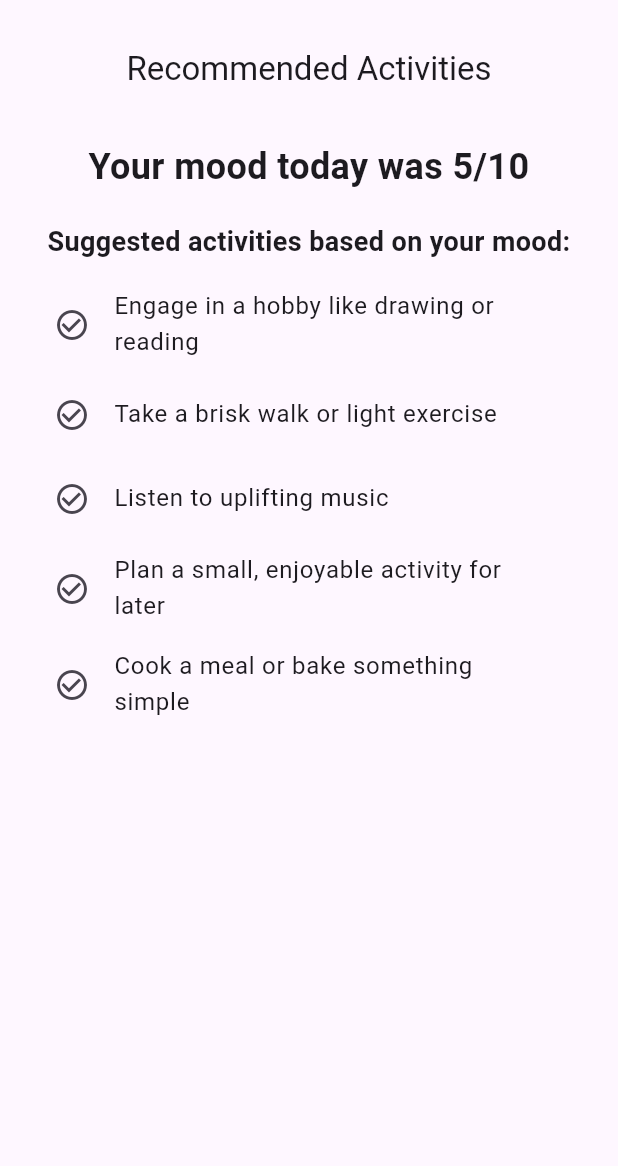
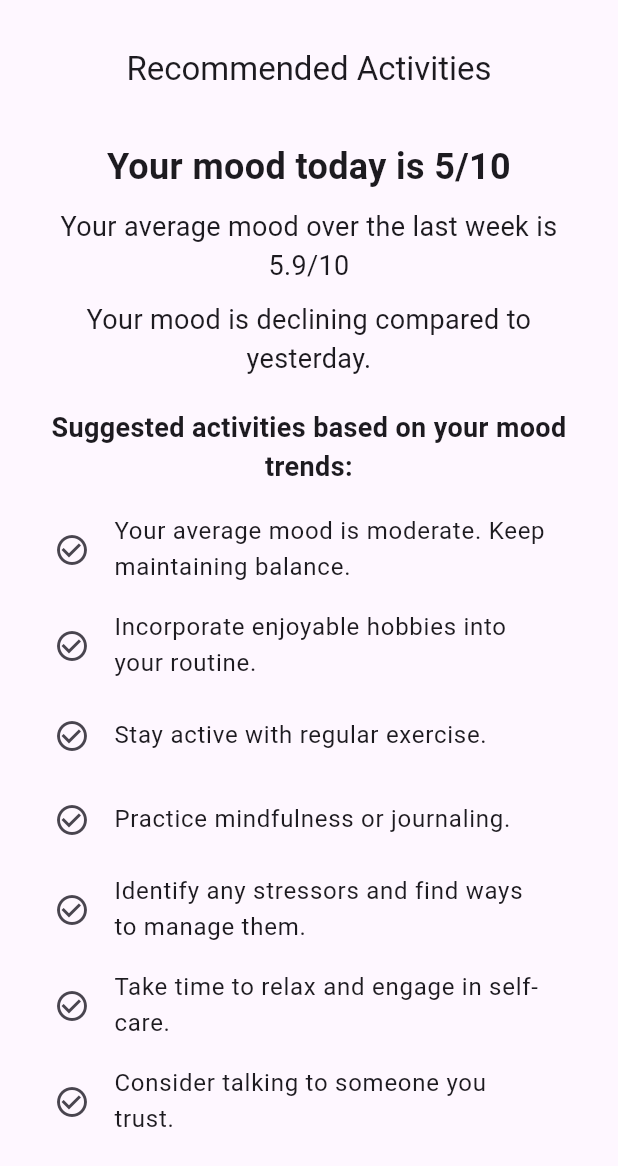
Before and after one commit to K33w3/FlutterMoodApp, a Flutter app: the screen it shows after launch, scrolled down 2304 dp, on a phone screen of 412 x 824 dp. Shown: the top 1166 px of the screen. Run offline on Flutter 3.47's test engine with Material 3 defaults, Android fonts, the phone set to English and light mode, and no system bars.

Commit message:
Simulate intelligent activity suggestions

```diff
--- a/lib/screens/activity.dart
+++ b/lib/screens/activity.dart
@@ -3,11 +3,36 @@ import 'package:flutter/material.dart';
 class ActivityScreen extends StatelessWidget {
   final int moodValue;
 
-  const ActivityScreen({super.key, required this.moodValue});
+  // Example mood values for the last 6 days (excluding today)
+  final List<int> weeklyMoodValues = [6, 5, 7, 6, 5, 7]; // Made-up mood values
+
+  ActivityScreen({super.key, required this.moodValue});
 
   @override
   Widget build(BuildContext context) {
-    List<String> recommendations = _getActivityRecommendations(moodValue);
+    // Create a full week mood list including today
+    List<int> fullWeekMoodValues = List.from(weeklyMoodValues);
+    fullWeekMoodValues.add(moodValue);
+
+    // Analyze mood trends
+    double averageMood =
+        fullWeekMoodValues.reduce((a, b) => a + b) / fullWeekMoodValues.length;
+
+    // Compare today's mood with yesterday's mood
+    int yesterdayMood = weeklyMoodValues.last;
+    int moodChangeValue = moodValue - yesterdayMood;
+    String moodTrend;
+
+    if (moodChangeValue > 0) {
+      moodTrend = 'improving';
+    } else if (moodChangeValue < 0) {
+      moodTrend = 'declining';
+    } else {
+      moodTrend = 'stable';
+    }
+
+    List<String> recommendations =
+        _getIntelligentActivityRecommendations(averageMood, moodTrend);
 
     return Scaffold(
       appBar: AppBar(
@@ -19,13 +44,25 @@ class ActivityScreen extends StatelessWidget {
         child: Column(
           children: [
             Text(
-              'Your mood today was $moodValue/10',
+              'Your mood today is $moodValue/10',
               style: const TextStyle(fontSize: 24, fontWeight: FontWeight.bold),
+              textAlign: TextAlign.center,
+            ),
+            const SizedBox(height: 10),
+            Text(
+              'Your average mood over the last week is ${averageMood.toStringAsFixed(1)}/10',
+              style: const TextStyle(fontSize: 18),
+              textAlign: TextAlign.center,
+            ),
+            const SizedBox(height: 10),
+            Text(
+              'Your mood is $moodTrend compared to yesterday.',
+              style: const TextStyle(fontSize: 18),
               textAlign: TextAlign.center,
             ),
             const SizedBox(height: 20),
             const Text(
-              'Suggested activities based on your mood:',
+              'Suggested activities based on your mood trends:',
               style: TextStyle(fontSize: 18, fontWeight: FontWeight.bold),
               textAlign: TextAlign.center,
             ),
@@ -50,40 +87,50 @@ class ActivityScreen extends StatelessWidget {
     );
   }
 
-  // Method to provide intelligent activity recommendations based on mood value
-  List<String> _getActivityRecommendations(int mood) {
-    if (mood <= 3) {
-      return [
-        'Take a break and do something relaxing',
-        'Go for a short walk outside to refresh your mind',
-        'Watch a comforting movie or show',
-        'Talk to a close friend or family member',
-        'Try some light meditation or breathing exercises',
-      ];
-    } else if (mood <= 6) {
-      return [
-        'Engage in a hobby like drawing or reading',
-        'Take a brisk walk or light exercise',
-        'Listen to uplifting music',
-        'Plan a small, enjoyable activity for later',
-        'Cook a meal or bake something simple',
-      ];
-    } else if (mood <= 8) {
-      return [
-        'Do a workout or go for a jog',
-        'Spend time outdoors in nature',
-        'Catch up with a friend',
-        'Work on a passion project or learn something new',
-        'Write down something positive about your day',
-      ];
+  // Method to provide intelligent activity recommendations based on mood trends
+  List<String> _getIntelligentActivityRecommendations(
+      double averageMood, String moodTrend) {
+    List<String> recommendations = [];
+
+    // Recommendations based on average mood
+    if (averageMood <= 4) {
+      recommendations.add(
+          'Your average mood has been low. Consider self-care activities.');
+      recommendations.add('Reach out to friends or family for support.');
+      recommendations
+          .add('Engage in relaxing activities like meditation or yoga.');
+      recommendations.add('Maintain a regular sleep schedule.');
+    } else if (averageMood <= 7) {
+      recommendations
+          .add('Your average mood is moderate. Keep maintaining balance.');
+      recommendations.add('Incorporate enjoyable hobbies into your routine.');
+      recommendations.add('Stay active with regular exercise.');
+      recommendations.add('Practice mindfulness or journaling.');
     } else {
-      return [
-        'Tackle a big project or activity you’ve been putting off',
-        'Host a gathering or virtual hangout with friends',
-        'Take a challenging hike or outdoor adventure',
-        'Treat yourself to something you enjoy (a meal, a show, etc.)',
-        'Write down your goals for the week and get started on them',
-      ];
+      recommendations.add('Your average mood is high. Great job!');
+      recommendations.add('Challenge yourself with new goals.');
+      recommendations.add('Spread positivity by helping others.');
+      recommendations.add('Plan an exciting activity or trip.');
     }
+
+    // Recommendations based on mood trend
+    if (moodTrend == 'improving') {
+      recommendations
+          .add('Your mood is improving. Keep up the positive habits.');
+      recommendations
+          .add('Reflect on what’s contributing to your better mood.');
+      recommendations.add('Share your experiences with others.');
+    } else if (moodTrend == 'declining') {
+      recommendations
+          .add('Identify any stressors and find ways to manage them.');
+      recommendations.add('Take time to relax and engage in self-care.');
+      recommendations.add('Consider talking to someone you trust.');
+    } else {
+      recommendations.add('Your mood is stable compared to yesterday.');
+      recommendations.add('Maintain your current routine.');
+      recommendations.add('Set small goals to boost your mood further.');
+    }
+
+    return recommendations;
   }
 }
```
